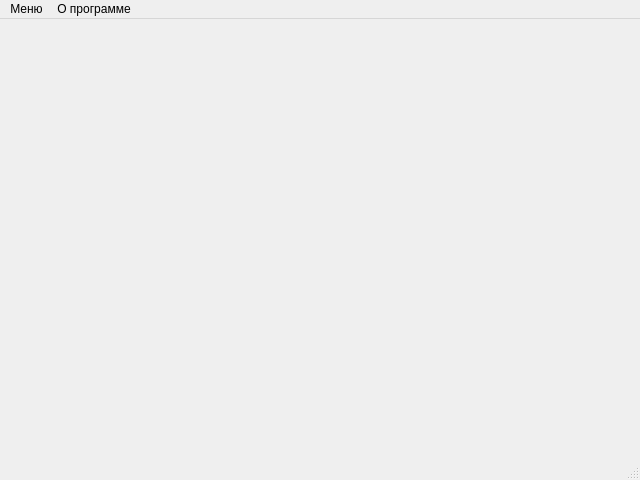
Qt form oop_DoublyLinkedList/main_window.ui (SergeyStarkov/kr_oop) before a commit.
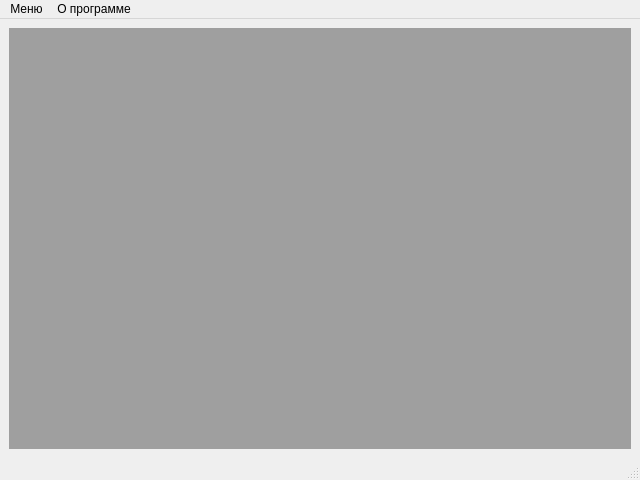
The same form after that commit.

What changed in the file:
```diff
--- a/oop_DoublyLinkedList/main_window.ui
+++ b/oop_DoublyLinkedList/main_window.ui
@@ -13,7 +13,13 @@
   <property name="windowTitle">
    <string>MainWindow</string>
   </property>
-  <widget class="QWidget" name="centralwidget"/>
+  <widget class="QWidget" name="centralwidget">
+   <layout class="QHBoxLayout" name="horizontalLayout">
+    <item>
+     <widget class="QMdiArea" name="mdiArea"/>
+    </item>
+   </layout>
+  </widget>
   <widget class="QMenuBar" name="menubar">
    <property name="geometry">
     <rect>
```
